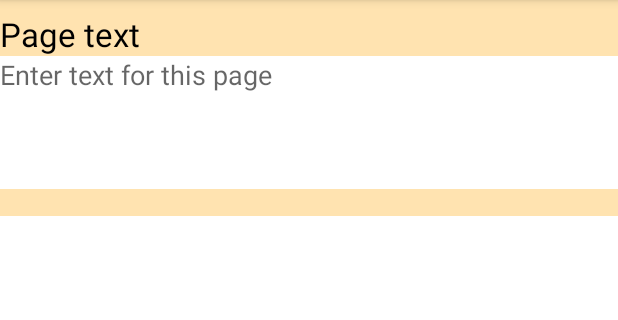
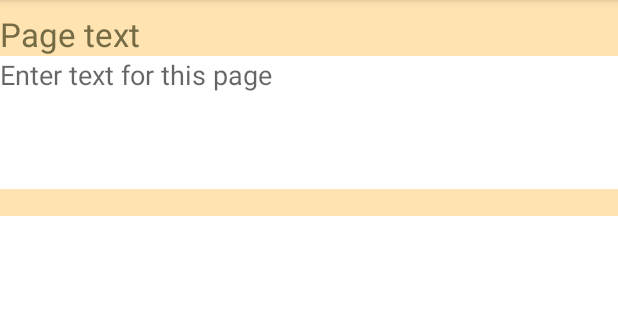
Before and after one commit to abigailduff98/CMSC436FinalProject, an Android app: the NewPageActivity screen opened directly, with no data from a screen before it, on a phone screen of 412 x 824 dp, the part 84-404 px from its top. Run offline under Robolectric (Android 15) with nearby library versions, the phone set to English and light mode, and no system bars.

Commit message:
changing text colors

```diff
--- a/app/src/main/res/layout/new_book.xml
+++ b/app/src/main/res/layout/new_book.xml
@@ -38,6 +38,7 @@
         android:layout_height="wrap_content"
         android:width="200dp"
         android:background="@drawable/rounded_edge"
+        android:textColor="@color/white"
         android:onClick="createBook"
         android:layout_gravity="center"
         android:layout_marginTop="10dp"
--- a/app/src/main/res/layout/new_page.xml
+++ b/app/src/main/res/layout/new_page.xml
@@ -12,6 +12,7 @@
         android:layout_width="wrap_content"
         android:layout_height="wrap_content"
         android:layout_marginTop="8dp"
+        android:textColor="#756b44"
 
         android:text="@string/page_text"
         android:textAppearance="?android:attr/textAppearanceLarge" />
@@ -23,6 +24,7 @@
         android:gravity="top|start"
         android:maxLength="200"
         android:background="#FFFFFF"
+        android:textColor="#756b44"
         android:layout_height="wrap_content"
         android:layout_below="@+id/TitleLabel"
         android:layout_alignParentStart="true"
--- a/app/src/main/res/layout/reader_page.xml
+++ b/app/src/main/res/layout/reader_page.xml
@@ -86,6 +86,7 @@
         android:layout_height="132dp"
         android:layout_alignTop="@id/imageView2"
         android:layout_marginTop="60dp"
+        android:textColor="#756b44"
 
         android:text="Hey there! I'm just testing out how much text we can fit here. We might want to set a character limit per page!"
         android:layout_centerHorizontal="true"
```
